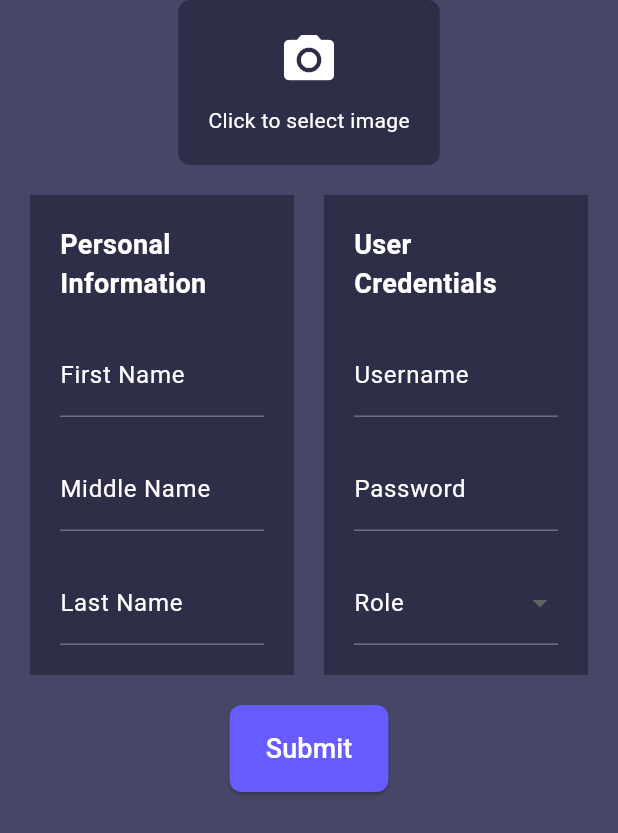
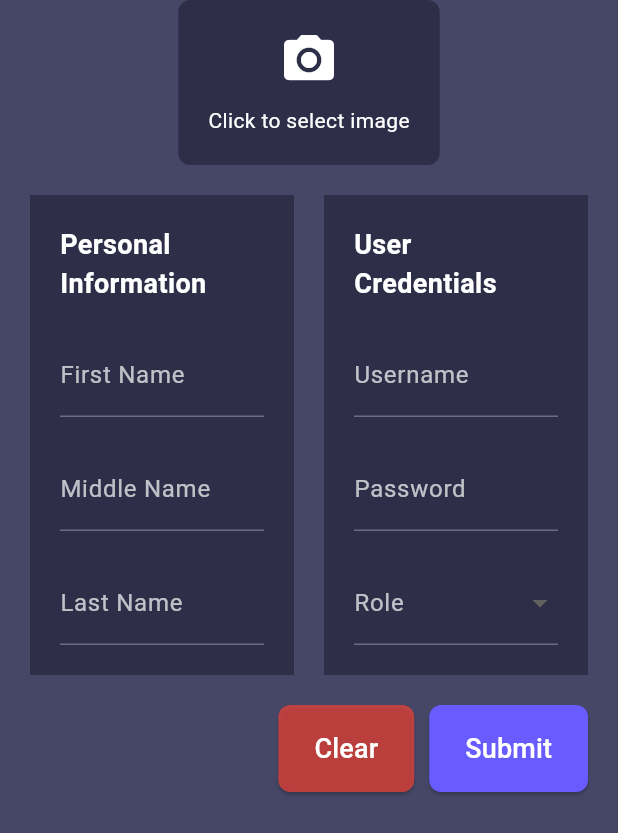
Before and after one commit to CarlosNatanauan/pharmacy_pos, a Flutter app: the AddUser screen opened directly, on a phone screen of 412 x 824 dp. Shown: the top 833 px of the screen. Run offline on Flutter 3.47's test engine with Material 3 defaults, Android fonts, the phone set to English and light mode, and no system bars; our stand-ins replace image_picker, sidebarx; missing offline and left inert: bitsdojo_window.

Commit message:
color modification

```diff
--- a/lib/management_screen/sub_screens/user_sub_buttons/add_user.dart
+++ b/lib/management_screen/sub_screens/user_sub_buttons/add_user.dart
@@ -77,7 +77,7 @@ class _AddUserState extends State<AddUser> {
                             TextFormField(
                               decoration: InputDecoration(
                                 labelText: 'First Name',
-                                labelStyle: TextStyle(color: white),
+                                labelStyle: TextStyle(color: Colors.white70),
                                 enabledBorder: UnderlineInputBorder(
                                   borderSide: BorderSide(color: white.withOpacity(0.3)),
                                 ),
@@ -97,7 +97,7 @@ class _AddUserState extends State<AddUser> {
                             TextFormField(
                               decoration: InputDecoration(
                                 labelText: 'Middle Name',
-                                labelStyle: TextStyle(color: white),
+                                labelStyle: TextStyle(color: Colors.white70),
                                 enabledBorder: UnderlineInputBorder(
                                   borderSide: BorderSide(color: white.withOpacity(0.3)),
                                 ),
@@ -111,7 +111,7 @@ class _AddUserState extends State<AddUser> {
                             TextFormField(
                               decoration: InputDecoration(
                                 labelText: 'Last Name',
-                                labelStyle: TextStyle(color: white),
+                                labelStyle: TextStyle(color: Colors.white70),
                                 enabledBorder: UnderlineInputBorder(
                                   borderSide: BorderSide(color: white.withOpacity(0.3)),
                                 ),
@@ -144,7 +144,7 @@ class _AddUserState extends State<AddUser> {
                             TextFormField(
                               decoration: InputDecoration(
                                 labelText: 'Username',
-                                labelStyle: TextStyle(color: white),
+                                labelStyle: TextStyle(color: Colors.white70),
                                 enabledBorder: UnderlineInputBorder(
                                   borderSide: BorderSide(color: white.withOpacity(0.3)),
                                 ),
@@ -164,7 +164,7 @@ class _AddUserState extends State<AddUser> {
                             TextFormField(
                               decoration: InputDecoration(
                                 labelText: 'Password',
-                                labelStyle: TextStyle(color: white),
+                                labelStyle: TextStyle(color: Colors.white70),
                                 enabledBorder: UnderlineInputBorder(
                                   borderSide: BorderSide(color: white.withOpacity(0.3)),
                                 ),
@@ -172,7 +172,7 @@ class _AddUserState extends State<AddUser> {
                                   borderSide: BorderSide(color: white),
                                 ),
                               ),
-                              obscureText: true,
+                              //obscureText: true,
                               style: TextStyle(color: white),
                               validator: (value) {
                                 if (value == null || value.isEmpty) {
@@ -185,7 +185,7 @@ class _AddUserState extends State<AddUser> {
                             DropdownButtonFormField<String>(
                               decoration: InputDecoration(
                                 labelText: 'Role',
-                                labelStyle: TextStyle(color: white),
+                                labelStyle: TextStyle(color: Colors.white70),
                                 enabledBorder: UnderlineInputBorder(
                                   borderSide: BorderSide(color: white.withOpacity(0.3)),
                                 ),
@@ -212,6 +212,34 @@ class _AddUserState extends State<AddUser> {
                   ],
                 ),
                 SizedBox(height: 20),
+
+
+                Row(
+                  mainAxisAlignment: MainAxisAlignment.end,
+                  children: [
+                    ElevatedButton(
+                      onPressed: () {
+                        // Clear form fields here
+                        _formKey.currentState?.reset();
+                        // Also, clear the selected image
+                        setState(() {
+                          _image = null;
+                        });
+                      },
+                      child: Text(
+                        'Clear',
+                        style: TextStyle(fontSize: 18),
+                      ),
+                      style: ElevatedButton.styleFrom(
+                        padding: EdgeInsets.symmetric(vertical: 16, horizontal: 24),
+                        foregroundColor: white,
+                        backgroundColor: Colors.red.withOpacity(0.7), // Choose a color for clear button
+                        shape: RoundedRectangleBorder(
+                          borderRadius: BorderRadius.circular(8),
+                        ),
+                      ),
+                    ),
+                    SizedBox(width: 10), // Add space between buttons
                     ElevatedButton(
                       onPressed: () {
                         if (_formKey.currentState!.validate()) {
@@ -222,10 +250,10 @@ class _AddUserState extends State<AddUser> {
                       },
                       child: Text(
                         'Submit',
-                    style: TextStyle(fontSize: 18), // Increase the font size
+                        style: TextStyle(fontSize: 18),
                       ),
                       style: ElevatedButton.styleFrom(
-                    padding: EdgeInsets.symmetric(vertical: 16, horizontal: 24), // Increase the padding
+                        padding: EdgeInsets.symmetric(vertical: 16, horizontal: 24),
                         foregroundColor: white,
                         backgroundColor: primaryColor,
                         shape: RoundedRectangleBorder(
@@ -233,6 +261,9 @@ class _AddUserState extends State<AddUser> {
                         ),
                       ),
                     ),
+                  ],
+                ),
+
 
 
               ],
```
Lines whose indentation alone changed are shown as unchanged.
